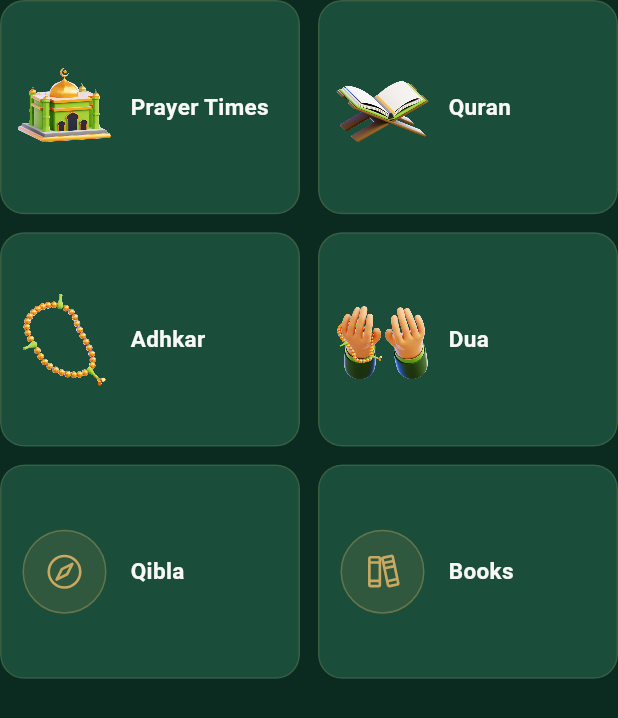
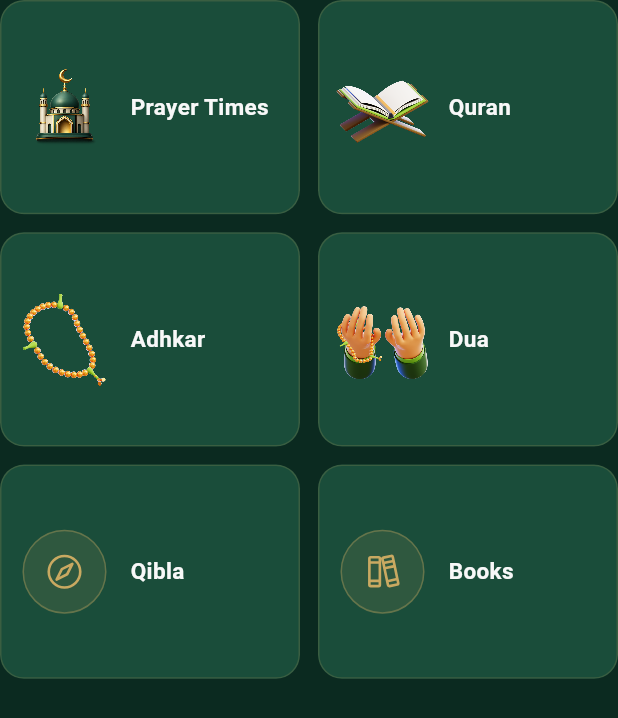
Before and after one commit to serverax/rahmahislamic, a Flutter app: the QuickAccessGrid widget shown alone on an empty page, opened directly, on a phone screen of 412 x 824 dp. Shown: the top 718 px of the screen. Run offline on Flutter 3.47's test engine with Material 3 defaults, Android fonts, the phone set to English and light mode, and no system bars; our stand-ins replace adhan, flutter_dotenv, flutter_riverpod, geolocator, google_fonts, phosphor_flutter and 2 more; accounts and stored records are empty; network calls fail; Roboto replaces fonts that are missing (Cairo).

Commit message:
Use new 3D mosque icon for Prayer Times tile
- assets/icons/mosque_3d.png (1.5MB, 1024x1024) sourced from
  F:\Claude\graphs\masjid.png. Darker dome + crescent + minarets,
  matches the dark green + gold theme more closely than the
  existing mosque.png.
- IconAssets.mosque3D constant added; old IconAssets.mosque
  retained for now (unused but kept for reference).
- QuickAccessGrid Prayer Times tile now uses mosque3D.

Note: 1.5MB is large for a tile icon (existing icons are ~130KB).
Consider downscaling to 512x512 in a follow-up if app size matters.

Co-Authored-By: Claude Opus 4.7 (1M context) <noreply@anthropic.com>

```diff
--- a/lib/core/constants/icon_assets.dart
+++ b/lib/core/constants/icon_assets.dart
@@ -2,6 +2,7 @@ class IconAssets {
   IconAssets._();
 
   static const String mosque = 'assets/icons/mosque.png';
+  static const String mosque3D = 'assets/icons/mosque_3d.png';
   static const String quran = 'assets/icons/quran.png';
   static const String tasbih = 'assets/icons/tasbih.png';
   static const String duaHands = 'assets/icons/dua_hands.png';
--- a/lib/presentation/screens/home/widgets/quick_access_grid.dart
+++ b/lib/presentation/screens/home/widgets/quick_access_grid.dart
@@ -19,7 +19,7 @@ class QuickAccessGrid extends StatelessWidget {
     final tiles = <_TileSpec>[
       _TileSpec(
         label: l10n.prayerTimes,
-        visual: const _ImageIcon(IconAssets.mosque),
+        visual: const _ImageIcon(IconAssets.mosque3D),
         onTap: () => Navigator.of(context).push(
           MaterialPageRoute(builder: (_) => const PrayerTimesScreen()),
         ),
```
Also changed, not shown: assets/icons/mosque_3d.png (added).
